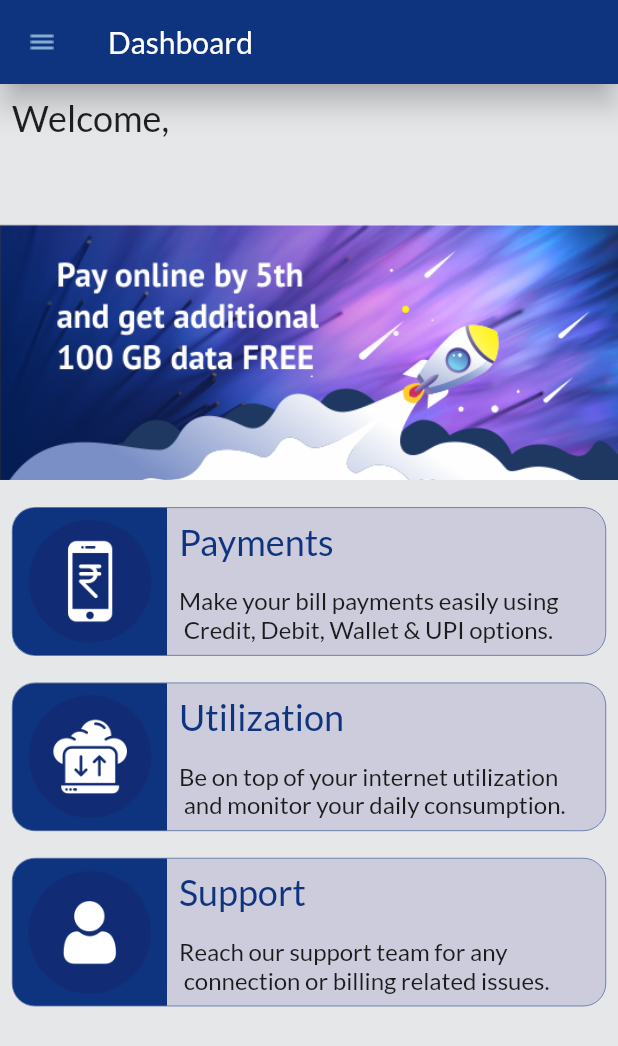
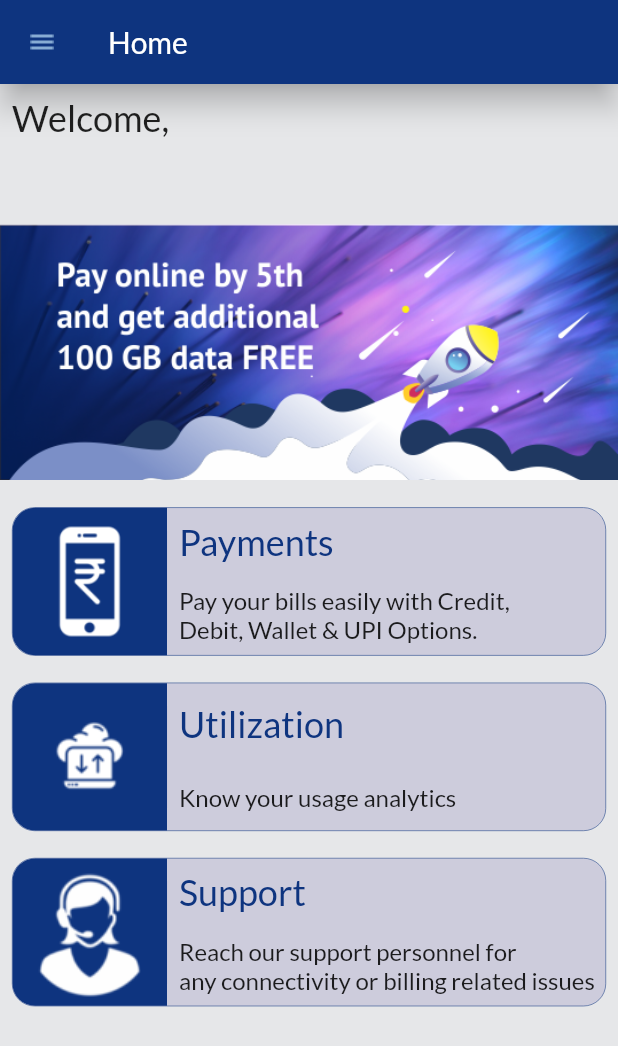
Before and after one commit to laks-dxc/excell-broadband-flutter, a Flutter app: the DrawerPage widget shown alone on an empty page, opened directly, on a phone screen of 412 x 824 dp. Shown: the top 1046 px of the screen. Run offline on Flutter 3.47's test engine with Material 2 defaults, Android fonts, the phone set to English and light mode, and no system bars; drawn by our look-alikes of hidden_drawer_menu; our stand-ins replace animated_text_kit, bot_toast, cached_network_image, carousel_slider, date_format, firebase_messaging and 10 more; accounts and stored records are empty; network calls fail.

```diff
--- a/excell_customer/lib/dashboard.dart
+++ b/excell_customer/lib/dashboard.dart
@@ -1,5 +1,7 @@
 import 'dart:ui';
 
+import 'package:ExcellCustomer/payments.dart';
+import 'package:ExcellCustomer/support.dart';
 import 'package:flutter/material.dart';
 import 'package:carousel_slider/carousel_slider.dart';
 import 'package:cached_network_image/cached_network_image.dart';
@@ -11,6 +13,7 @@ import 'helpers/storageUtils.dart';
 import 'models/AppTheme.dart';
 import 'models/customer.dart';
 import 'models/enum.dart';
+import 'myPackages.dart';
 
 class Dashboard extends StatefulWidget {
   @override
@@ -127,40 +130,81 @@ class _DashboardState extends State<Dashboard> {
                 items: imgList.map((item) => Container(child: carouselItem(item))).toList(),
               ),
         SizedBox(height: 10),
-        Padding(
+        FadeIn(
+          tileContainer(
+              image: Image.asset(
+                'assets/22_db.png',
+                width: 30,
+                height: 30,
+              ),
+              title: "Payments",
+              subTitle: "Pay your bills easily with Credit, \nDebit, Wallet & UPI Options.",
+              // "Make your bill payments easily using \n Credit, Debit, Wallet & UPI options.",
               padding: const EdgeInsets.all(8.0),
-          child: tileContainer(
-              image: Image.asset('assets/22.png'),
-              title: "Payments",
-              subTitle:
-                  "Make your bill payments easily using \n Credit, Debit, Wallet & UPI options."),
+              target: Payment(),
+              targetTitle: "Payments"),
+          1.0,
+          direction: Direction.x,
+          distance: -25,
         ),
         SizedBox(height: 10),
-        Padding(
+        FadeIn(
+          tileContainer(
+              image: Image.asset(
+                'assets/33_db.png',
+              ),
+              title: "Utilization",
+              subTitle: "Know your usage analytics  ",
+              // "Be on top of your internet utilization \n and monitor your daily consumption.",
               padding: const EdgeInsets.only(bottom: 8.0, right: 8.0, left: 8.0),
-          child: tileContainer(
-              image: Image.asset('assets/33.png'),
-              title: "Utilization",
-              subTitle:
-                  "Be on top of your internet utilization \n and monitor your daily consumption."),
+              target: MyPackages(),
+              targetTitle: "My Packages"),
+          1.0,
+          direction: Direction.x,
+          distance: 25,
         ),
         SizedBox(height: 10),
-        Padding(
-          padding: const EdgeInsets.only(bottom: 8.0, right: 8.0, left: 8.0),
-          child: tileContainer(
+        FadeIn(
+          tileContainer(
               image: Image.asset(
-                'assets/11.png',
-                // color: Colors.white,
+                'assets/support.png',
               ),
               title: "Support",
-              subTitle: "Reach our support team for any \n connection or billing related issues."),
-        )
+              subTitle:
+                  // "Reach our support team for any \n connection or billing related issues.",
+                  "Reach our support personnel for \nany connectivity or billing related issues",
+              padding: const EdgeInsets.only(bottom: 8.0, right: 8.0, left: 8.0),
+              target: Support(),
+              targetTitle: "Support"),
+          1.0,
+          direction: Direction.x,
+          distance: -25,
+        ),
       ],
     );
   }
 
-  Widget tileContainer({Image image, title, subTitle}) {
-    return Container(
+  Widget tileContainer(
+      {Image image, title, subTitle, EdgeInsets padding, target, String targetTitle}) {
+    return Padding(
+      padding: padding,
+      child: InkWell(
+        onTap: () {
+          Navigator.push(
+            context,
+            MaterialPageRoute(
+              builder: (BuildContext context) => Scaffold(
+                backgroundColor: selectedTheme.scaffoldBgColor,
+                appBar: AppBar(
+                    title: Text(targetTitle),
+                    backgroundColor: selectedTheme.appBarColor //(0xff112c75),
+                    ),
+                body: target,
+              ),
+            ),
+          );
+        },
+        child: Container(
           decoration: BoxDecoration(
               borderRadius: BorderRadius.circular(15.0),
               color: selectedTheme.activeBackground.withOpacity(0.5),
@@ -204,6 +248,8 @@ class _DashboardState extends State<Dashboard> {
               ),
             ],
           ),
+        ),
+      ),
     );
   }
 }
--- a/excell_customer/lib/drawer.dart
+++ b/excell_customer/lib/drawer.dart
@@ -22,7 +22,8 @@ class _DrawerPageState extends State<DrawerPage> {
   final List<ScreenHiddenDrawer> itens = [
     ScreenHiddenDrawer(
         ItemHiddenMenu(
-          name: "Dashboard",
+          name: "Home",
+
           colorLineSelected: selectedTheme.appBarColor,
           baseStyle: TextStyle(color: selectedTheme.textColor.withOpacity(0.6), fontSize: 25.0),
           selectedStyle: TextStyle(color: selectedTheme.textColor),
@@ -45,11 +46,14 @@ class _DrawerPageState extends State<DrawerPage> {
         ),
         MyPackages()),
     ScreenHiddenDrawer(
+
         ItemHiddenMenu(
+
           name: "Support",
           colorLineSelected: selectedTheme.appBarColor,
           baseStyle: TextStyle(color: selectedTheme.textColor.withOpacity(0.6), fontSize: 25.0),
           selectedStyle: TextStyle(color: selectedTheme.textColor),
+
         ),
         Support()),
     ScreenHiddenDrawer(
--- a/excell_customer/lib/home.dart
+++ b/excell_customer/lib/home.dart
@@ -186,6 +186,4 @@ class _HomeState extends State<Home> {
       ],
     );
   }
-
-  void showFancyCustomDialog(BuildContext context) {}
 }
--- a/excell_customer/lib/models/enum.dart
+++ b/excell_customer/lib/models/enum.dart
@@ -32,6 +32,6 @@ enum StorageKey {
 
 enum TicketsScreenMode { CreateTicket, ViewTickets, Loading }
 
-enum MyPackagesScreenMode { List, Detail }
+enum MyPackagesScreenMode { List, Detail, NoPackages }
 
 enum EnquiryScreenMode { WelcomeScreen, BasicDetail, AddressDetail, ThankYou }
```
Also changed, not shown: excell_customer/lib/myPackages.dart (+60 -5 lines), excell_customer/lib/payments.dart (+26 -16 lines), excell_customer/assets/22_db.png (added), excell_customer/assets/33_db.png (added), excell_customer/assets/iloveimg-resized/22_db.png (added), excell_customer/assets/iloveimg-resized/33_db.png (added), excell_customer/assets/iloveimg-resized/support.png (added), excell_customer/assets/support.png (added), 1 other file. Lines whose indentation alone changed are shown as unchanged.
